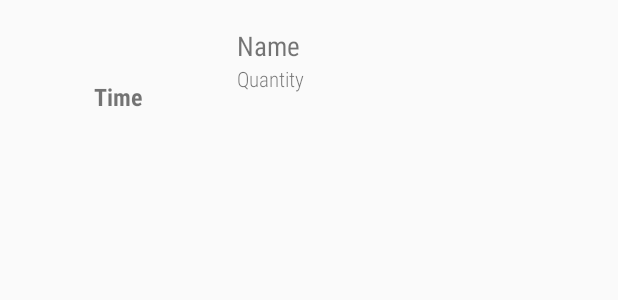
After one commit to EduardoVaca/Thinner, an Android app: the layout item_meal.xml on its own in the app's theme, with its tools: preview values and no code run, on a phone screen of 412 x 824 dp. The commit adds this screen. Shown: the top 300 px of the screen. Run offline under Robolectric (Android 15) with nearby library versions, the phone set to English and light mode, and no system bars.

Commit message:
Added detail view for meals

```diff
--- /dev/null
+++ b/Thinner/app/src/main/res/layout/item_meal.xml
@@ -0,0 +1,65 @@
+<?xml version="1.0" encoding="utf-8"?>
+<LinearLayout xmlns:android="http://schemas.android.com/apk/res/android"
+    android:orientation="vertical" android:layout_width="match_parent"
+    android:layout_height="match_parent">
+
+    <LinearLayout
+        android:layout_width="match_parent"
+        android:layout_height="80dp"
+        android:orientation="horizontal">
+
+        <LinearLayout
+            android:layout_width="0dp"
+            android:layout_height="match_parent"
+            android:layout_weight="2.5"
+            android:gravity="center"
+            android:orientation="vertical">
+
+            <ImageView
+                android:id="@+id/day_icon"
+                android:layout_width="wrap_content"
+                android:layout_height="0dp"
+                android:layout_weight="4"/>
+
+            <TextView
+                android:id="@+id/day_time"
+                android:layout_width="wrap_content"
+                android:layout_height="0dp"
+                android:layout_weight="2"
+                android:text="Time"
+                android:fontFamily="sans-serif-condensed"
+                android:textSize="16dp"
+                android:textStyle="bold"/>
+
+        </LinearLayout>
+
+        <LinearLayout
+            android:layout_width="0dp"
+            android:layout_height="match_parent"
+            android:layout_weight="4"
+            android:orientation="vertical"
+            android:gravity="center_vertical">
+
+            <TextView
+                android:id="@+id/meal_name"
+                android:layout_width="wrap_content"
+                android:layout_height="wrap_content"
+                android:text="Name"
+                android:textSize="18dp"
+                android:fontFamily="sans-serif-condensed"/>
+
+            <TextView
+                android:id="@+id/meal_quantity"
+                android:layout_width="wrap_content"
+                android:layout_height="wrap_content"
+                android:text="Quantity"
+                android:textSize="14dp"
+                android:fontFamily="sans-serif-condensed-light"/>
+
+
+        </LinearLayout>
+
+
+    </LinearLayout>
+
+</LinearLayout>
```
Also changed, not shown: Thinner/app/src/main/AndroidManifest.xml (+6 -2 lines), Thinner/app/src/main/java/com/example/eduardovaca/thinner/DetailDietActivity.java (+40 -0 lines), Thinner/app/src/main/java/com/example/eduardovaca/thinner/MealListAdapter.java (added, +96 -0 lines), Thinner/app/src/main/res/layout/activity_detail_diet.xml (+8 -2 lines), Thinner/app/src/main/res/drawable/friday_icon.png (added), Thinner/app/src/main/res/drawable/monday_icon.png (added), Thinner/app/src/main/res/drawable/saturday_icon.png (added), Thinner/app/src/main/res/drawable/sunday_icon.png (added), Thinner/app/src/main/res/drawable/thursday_icon.png (added), Thinner/app/src/main/res/drawable/tuesday_icon.png (added), Thinner/app/src/main/res/drawable/wednesday_icon.png (added).
